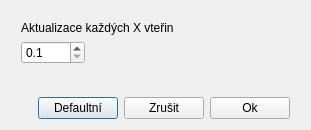
This is crypto_chat/intervaldialog.ui in RxiPland/crypto_chat as Qt 5 draws it before an edit. The edited form follows.
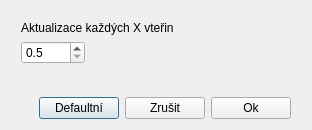
This is the edited form.

Patch:
```diff
--- a/crypto_chat/intervaldialog.ui
+++ b/crypto_chat/intervaldialog.ui
@@ -6,7 +6,7 @@
    <rect>
     <x>0</x>
     <y>0</y>
-    <width>311</width>
+    <width>312</width>
     <height>130</height>
    </rect>
   </property>
@@ -76,7 +76,7 @@
         <number>1</number>
        </property>
        <property name="minimum">
-        <double>0.100000000000000</double>
+        <double>0.500000000000000</double>
        </property>
        <property name="maximum">
         <double>999.000000000000000</double>
```
